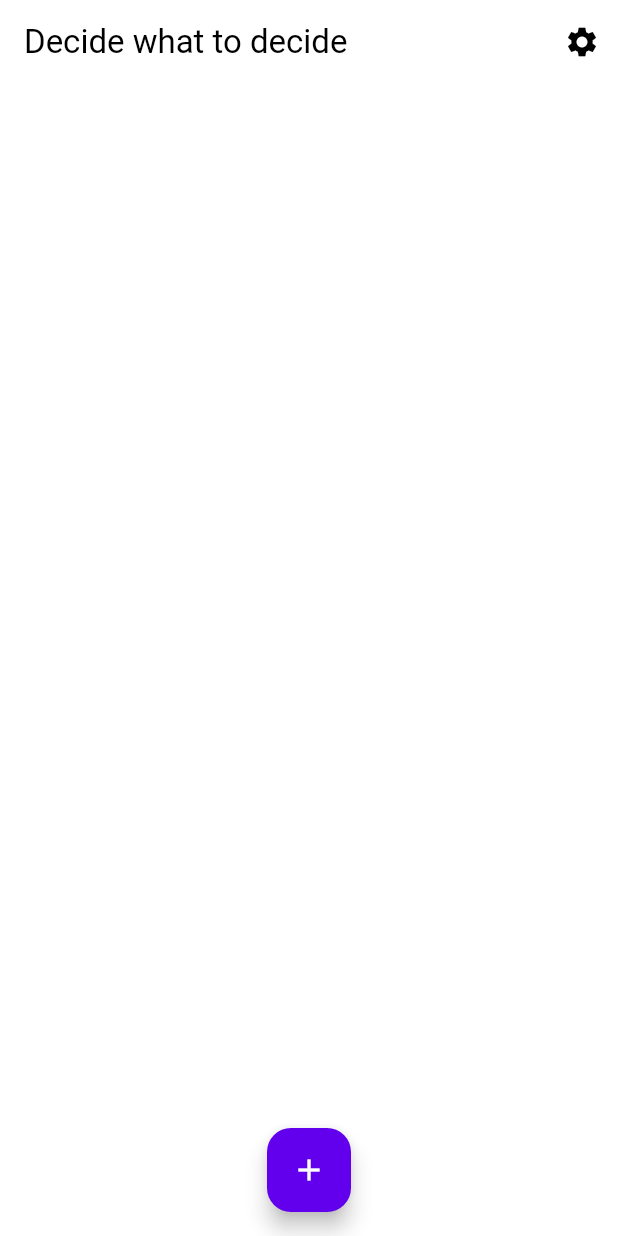
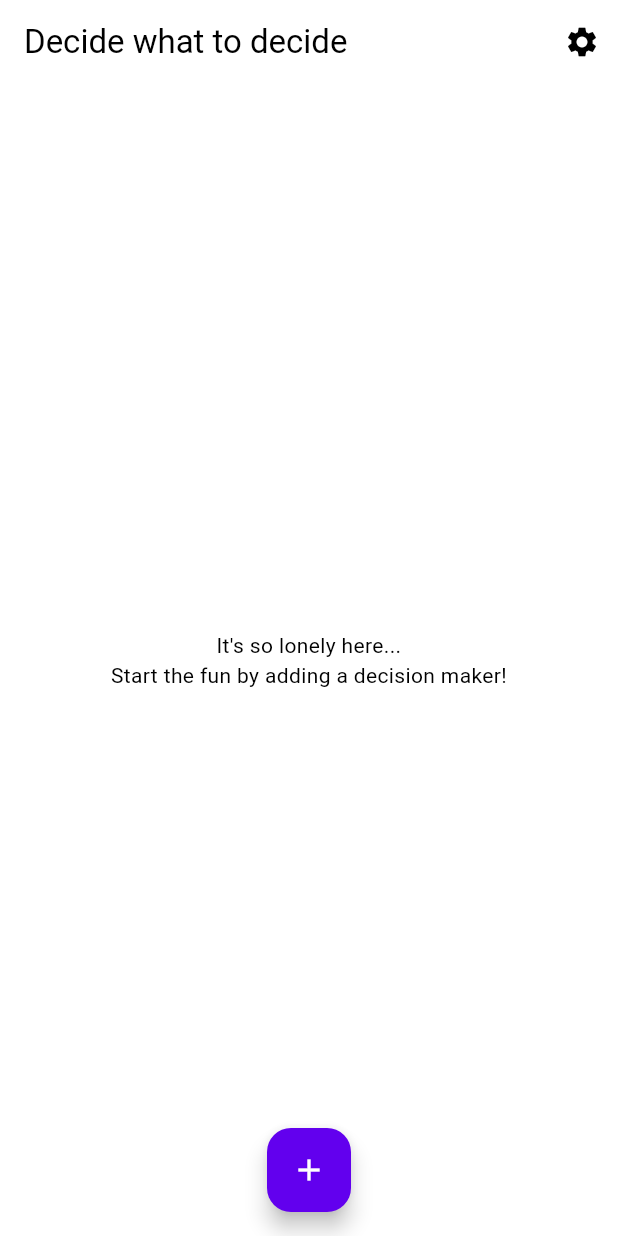
Before and after one commit to TheCreator69/HelpMeDecide, a Flutter app: the screen it shows after launch, on a phone screen of 412 x 824 dp. Run offline on Flutter 3.47's test engine with Material 2 defaults, Android fonts, the phone set to English and light mode, and no system bars; our stand-ins replace get, get_storage; generated files the repository leaves out were written again.

Commit message:
Add message to empty home screen

```diff
--- a/lib/l10n/app_de.arb
+++ b/lib/l10n/app_de.arb
@@ -2,6 +2,7 @@
     "appTitle": "Help Me Decide",
 
     "homePageTitle": "Entscheiden Sie, was Sie entscheiden möchten",
+    "homePageEmpty": "Es ist so einsam hier...\nBeginnen Sie den Spaß, indem Sie einen Entscheidungshelfer hinzufügen!",
     "homePagePopupEdit": "Entscheidungshelfer bearbeiten",
     "homePagePopupDelete": "Entscheidungshelfer löschen",
 
--- a/lib/l10n/app_en.arb
+++ b/lib/l10n/app_en.arb
@@ -2,6 +2,7 @@
     "appTitle": "Help Me Decide",
 
     "homePageTitle": "Decide what to decide",
+    "homePageEmpty": "It's so lonely here...\nStart the fun by adding a decision maker!",
     "homePagePopupEdit": "Edit decision maker",
     "homePagePopupDelete": "Delete decision maker",
 
--- a/lib/view/home_page.dart
+++ b/lib/view/home_page.dart
@@ -31,7 +31,14 @@ class HomePage extends StatelessWidget {
               icon: const Icon(Icons.settings))
         ],
       ),
-      body: const DecisionMakerListView(),
+      body: Obx(() => Visibility(
+          visible: decisionMakersController.decisionMakers.isNotEmpty,
+          replacement: Center(
+              child: Text(
+            AppLocalizations.of(context)!.homePageEmpty,
+            textAlign: TextAlign.center,
+          )),
+          child: const DecisionMakerListView())),
       floatingActionButton: FloatingActionButton(
         onPressed: (() {
           Get.to(() => EditPage(
```
